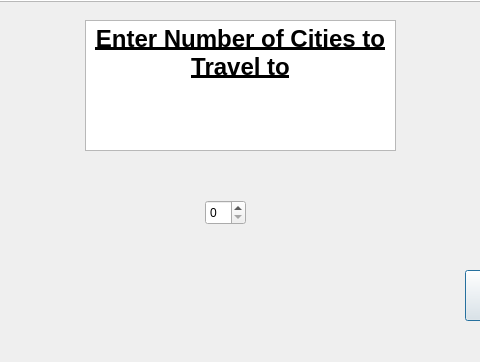
Before: the Qt Designer form shortesttripwindow.ui in The-afroman/CS1D-vacation-project, drawn with Qt 5; both pictures show x 235 to 715 and y 260 to 622 of the 960 by 622 pixel window.
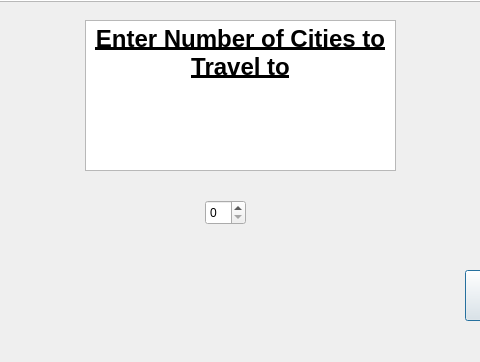
After: the same form once the commit is applied.

Commit message: added europe picture

```diff
--- a/shortesttripwindow.ui
+++ b/shortesttripwindow.ui
@@ -71,13 +71,6 @@
       </property>
      </widget>
     </item>
-    <item>
-     <widget class="QLabel" name="label_pic">
-      <property name="text">
-       <string/>
-      </property>
-     </widget>
-    </item>
    </layout>
   </widget>
   <widget class="QSpinBox" name="spinBox1">
@@ -100,6 +93,25 @@
     </rect>
    </property>
   </widget>
+  <widget class="QLabel" name="label_pic">
+   <property name="geometry">
+    <rect>
+     <x>0</x>
+     <y>0</y>
+     <width>961</width>
+     <height>621</height>
+    </rect>
+   </property>
+   <property name="text">
+    <string/>
+   </property>
+  </widget>
+  <zorder>label_pic</zorder>
+  <zorder>textBrowser</zorder>
+  <zorder>confirmTrip</zorder>
+  <zorder>verticalLayoutWidget</zorder>
+  <zorder>spinBox1</zorder>
+  <zorder>orderedCityList</zorder>
  </widget>
  <resources/>
  <connections/>
```
The commit also changes 1 other file.
